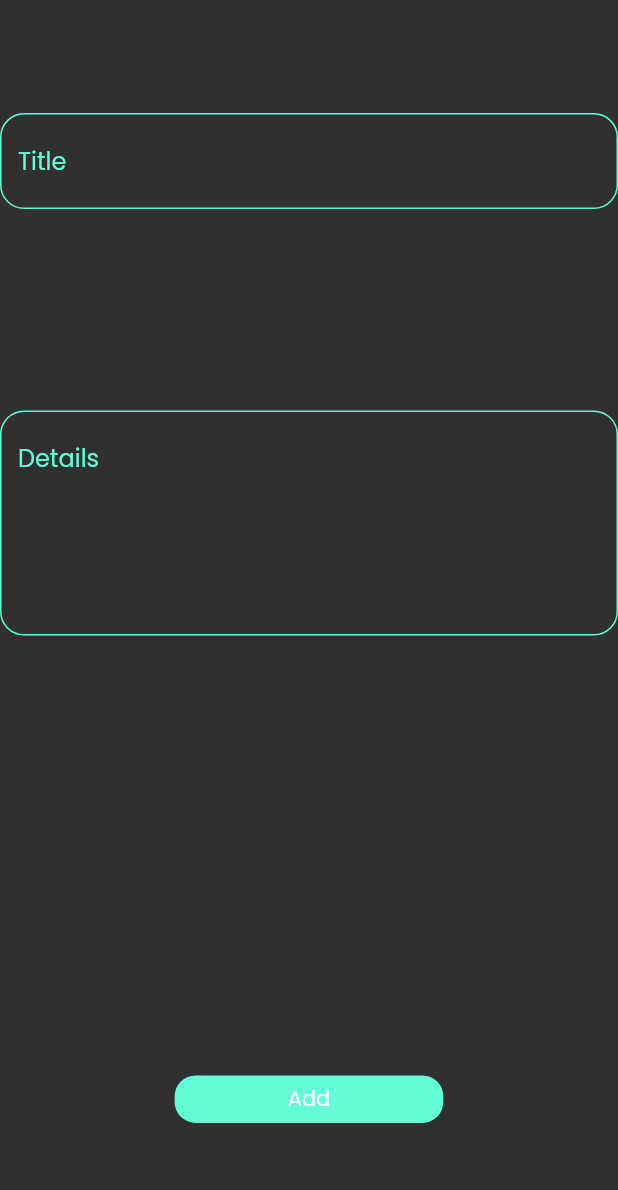
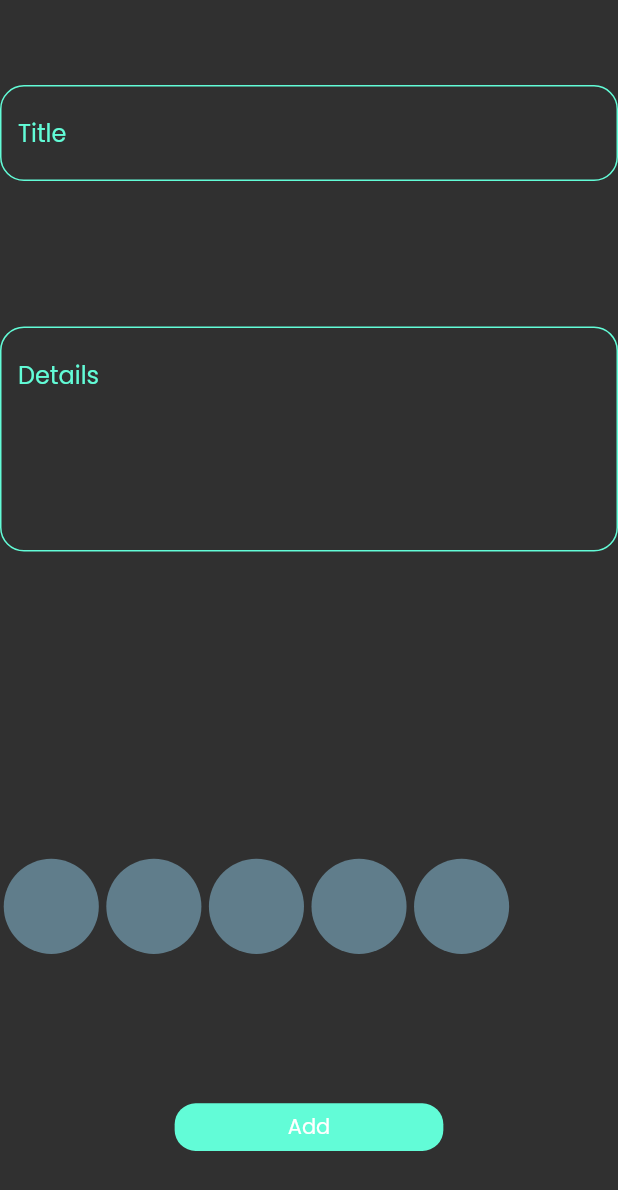
Before and after one commit to mostafaramadanhamed/noteApp, a Flutter app: the AddNoteForm widget shown alone on an empty page, opened directly, on a phone screen of 412 x 824 dp. Shown: the top 1190 px of the screen. Run offline on Flutter 3.47's test engine with Material 2 defaults, Android fonts, the phone set to English and light mode, and no system bars; our stand-ins replace flutter_bloc, font_awesome_flutter, hive, hive_flutter; accounts and stored records are empty.

Commit message:
color list view

```diff
--- a/lib/view/widget/add_note_form.dart
+++ b/lib/view/widget/add_note_form.dart
@@ -5,6 +5,7 @@ import 'package:whatsapp/cubit/add_notes/add_notes_cubit.dart';
 import 'package:whatsapp/cubit/add_notes/add_notes_states.dart';
 import 'package:whatsapp/data/models/note_model.dart';
 import 'package:whatsapp/view/widget/button.dart';
+import 'color_list_view.dart';
 import 'custom_text_field.dart';
 
 class AddNoteForm extends StatefulWidget {
@@ -39,6 +40,9 @@ class _AddNoteFormState extends State<AddNoteForm> {
           SizedBox(
             height: MediaQuery.of(context).size.height/20,
           ),
+          //color
+          ColorListView(),
+          //button
           Padding(
             padding:  EdgeInsets.symmetric(horizontal: MediaQuery.of(context).size.width/50,vertical: MediaQuery.of(context).size.height/50),
             child:BlocBuilder<AddNotesCubit,AddNotesStates>(
--- /dev/null
+++ b/lib/view/widget/color_list_view.dart
@@ -0,0 +1,31 @@
+import 'package:flutter/material.dart';
+
+class ColorItem extends StatelessWidget {
+  const ColorItem({Key? key}) : super(key: key);
+
+  @override
+  Widget build(BuildContext context) {
+    return CircleAvatar(
+      backgroundColor: Colors.blueGrey,
+      radius: MediaQuery.of(context).size.width/13,
+    );
+  }
+}
+class ColorListView extends StatelessWidget {
+  const ColorListView({Key? key}) : super(key: key);
+
+  @override
+  Widget build(BuildContext context) {
+    return SizedBox(
+      height: MediaQuery.of(context).size.width/6,
+      child: ListView.builder(
+        itemBuilder: (context,index)=>Padding(
+          padding: const EdgeInsets.all(2.5),
+          child: ColorItem(),
+        ),
+        itemCount: 5,
+        scrollDirection: Axis.horizontal,
+      ),
+    );
+  }
+}
```
Also changed, not shown: lib/view/widget/note_item.dart (+28 -6 lines).
